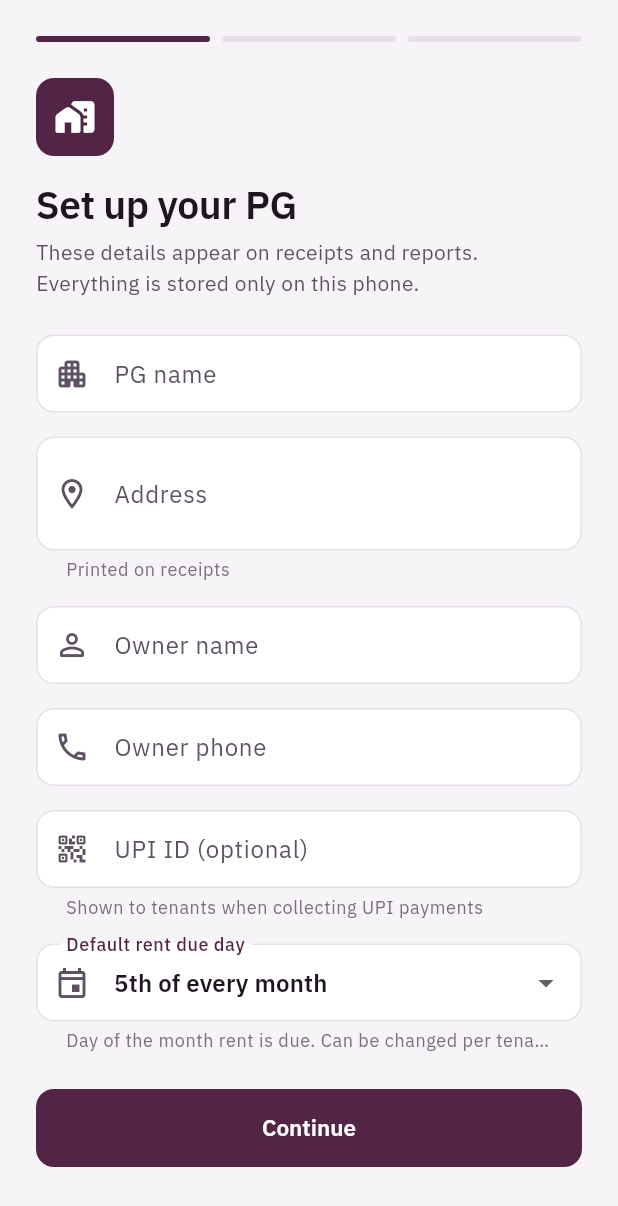
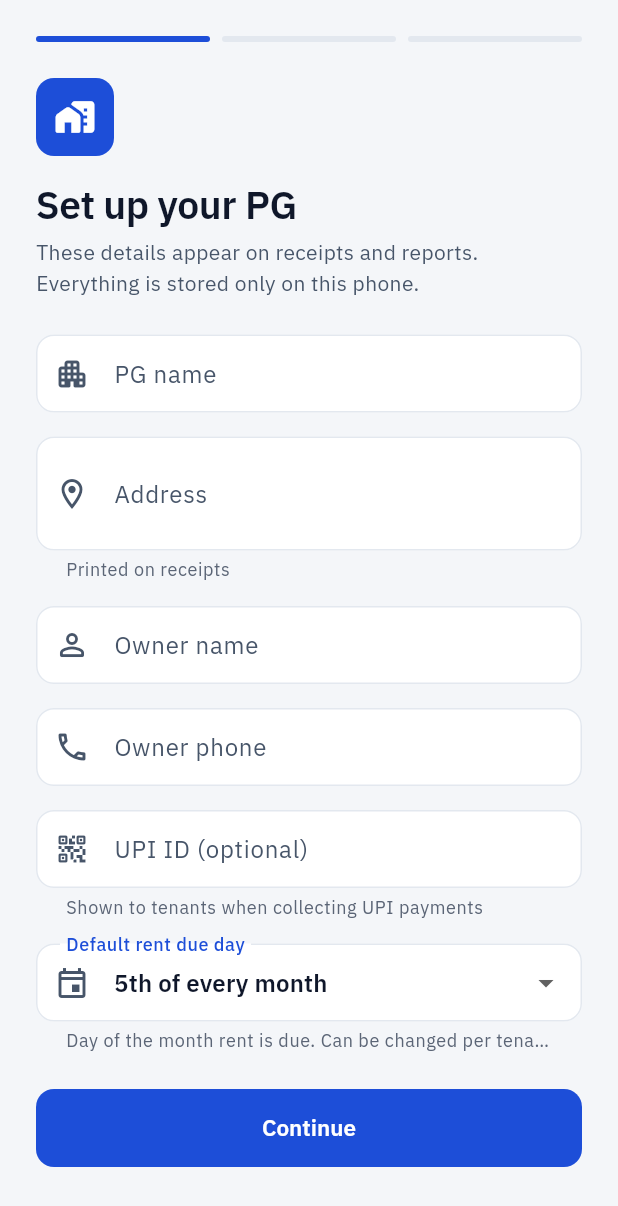
Before and after one commit to Mr-Var/PGMate, a Flutter app: the screen it shows after launch, on a phone screen of 412 x 824 dp. Shown: the top 1206 px of the screen. Run offline on Flutter 3.47's test engine with Material 3 defaults, Android fonts, the phone set to English and light mode, and no system bars; our stand-ins replace drift, drift_flutter, flutter_riverpod, flutter_secure_storage, go_router, local_auth; accounts and stored records are empty; generated files the repository leaves out were written again.

Commit message:
Switch app palette to Clean Blue
Owner picked the Clean Blue option from the colour previews: white and
cool-grey surfaces with a single blue brand colour, a white progress fill
on the hero card, and status colours tuned for 4.5:1 text contrast.
Screenshots regenerated.

Co-Authored-By: Claude Opus 5.5 <noreply@anthropic.com>
Claude-Session: https://claude.ai/code/session_012hWFkLRE7ZYHJw5qUPfJ9b

```diff
--- a/lib/core/theme/app_colors.dart
+++ b/lib/core/theme/app_colors.dart
@@ -1,39 +1,43 @@
 import 'package:flutter/material.dart';
 
-/// Brand palette and semantic colour tokens.
+/// "Clean Blue" palette and semantic colour tokens.
 ///
 /// Widgets must use these tokens (or the [ColorScheme]) instead of raw hex
 /// values so the look stays consistent across the app.
 abstract final class AppColors {
   // Brand
-  static const primary = Color(0xFF522546);
-  static const secondary = Color(0xFF633058);
-  static const light = Color(0xFFA36BAC);
-  static const accent = Color(0xFFF9943B);
-  static const background = Color(0xFFF7F4F8);
+  static const primary = Color(0xFF1D4ED8);
+  static const secondary = Color(0xFF1E40AF);
+  static const light = Color(0xFF93B4F5);
+  static const background = Color(0xFFF4F6F9);
+
+  /// Progress fill on the blue hero card.
+  static const heroProgress = Color(0xFFFFFFFF);
+  static const heroTrack = Color(0x38FFFFFF);
 
   // Surfaces & text
   static const surface = Color(0xFFFFFFFF);
-  static const surfaceMuted = Color(0xFFF1ECF2);
-  static const border = Color(0xFFE6DEE8);
-  static const textPrimary = Color(0xFF1F1420);
-  static const textSecondary = Color(0xFF5E5262); // 7.0:1 on white
-  static const textMuted = Color(0xFF7A6E7E); // 4.7:1 on white
+  static const surfaceMuted = Color(0xFFEEF1F5);
+  static const border = Color(0xFFE3E8EF);
+  static const textPrimary = Color(0xFF0F172A);
+  static const textSecondary = Color(0xFF475569); // 7.5:1 on white
+  static const textMuted = Color(0xFF5B6576); // 5.9:1 on white
 
-  // Accent text needs a darker shade to keep 4.5:1 contrast on light surfaces.
-  static const accentText = Color(0xFFA8540C);
-  static const accentSoft = Color(0xFFFEF0E3);
+  // Accent used for quick actions and highlights.
+  static const accent = primary;
+  static const accentText = primary;
+  static const accentSoft = Color(0xFFEAF0FE);
 
   // Semantic status colours (text-safe on white, with soft fills)
-  static const success = Color(0xFF1E7B4F);
-  static const successSoft = Color(0xFFE5F4EC);
-  static const warning = Color(0xFFA8540C);
-  static const warningSoft = Color(0xFFFEF0E3);
-  static const danger = Color(0xFFC0362C);
-  static const dangerSoft = Color(0xFFFBE9E7);
-  static const info = Color(0xFF2E5AAC);
-  static const infoSoft = Color(0xFFE8EEF9);
-  static const neutralSoft = Color(0xFFEDEAEE);
+  static const success = Color(0xFF15803D);
+  static const successSoft = Color(0xFFE8F6EE);
+  static const warning = Color(0xFFB45309);
+  static const warningSoft = Color(0xFFFEF3E2);
+  static const danger = Color(0xFFB91C1C);
+  static const dangerSoft = Color(0xFFFDECEC);
+  static const info = Color(0xFF0E7490);
+  static const infoSoft = Color(0xFFE3F4F8);
+  static const neutralSoft = Color(0xFFEEF1F5);
 
   // Bed status colours
   static const bedAvailable = success;
--- a/lib/core/theme/app_theme.dart
+++ b/lib/core/theme/app_theme.dart
@@ -33,7 +33,7 @@ abstract final class AppTheme {
       onPrimary: Colors.white,
       secondary: AppColors.secondary,
       onSecondary: Colors.white,
-      tertiary: AppColors.accent,
+      tertiary: AppColors.secondary,
       surface: AppColors.surface,
       onSurface: AppColors.textPrimary,
       onSurfaceVariant: AppColors.textSecondary,
--- a/lib/features/dashboard/dashboard_screen.dart
+++ b/lib/features/dashboard/dashboard_screen.dart
@@ -192,8 +192,8 @@ class _CollectionHero extends StatelessWidget {
                 builder: (_, v, _) => LinearProgressIndicator(
                   value: v,
                   minHeight: 8,
-                  backgroundColor: Colors.white.withValues(alpha: 0.16),
-                  valueColor: const AlwaysStoppedAnimation(AppColors.accent),
+                  backgroundColor: AppColors.heroTrack,
+                  valueColor: const AlwaysStoppedAnimation(AppColors.heroProgress),
                 ),
               ),
             ),
```
Also changed, not shown: 12 other files.
